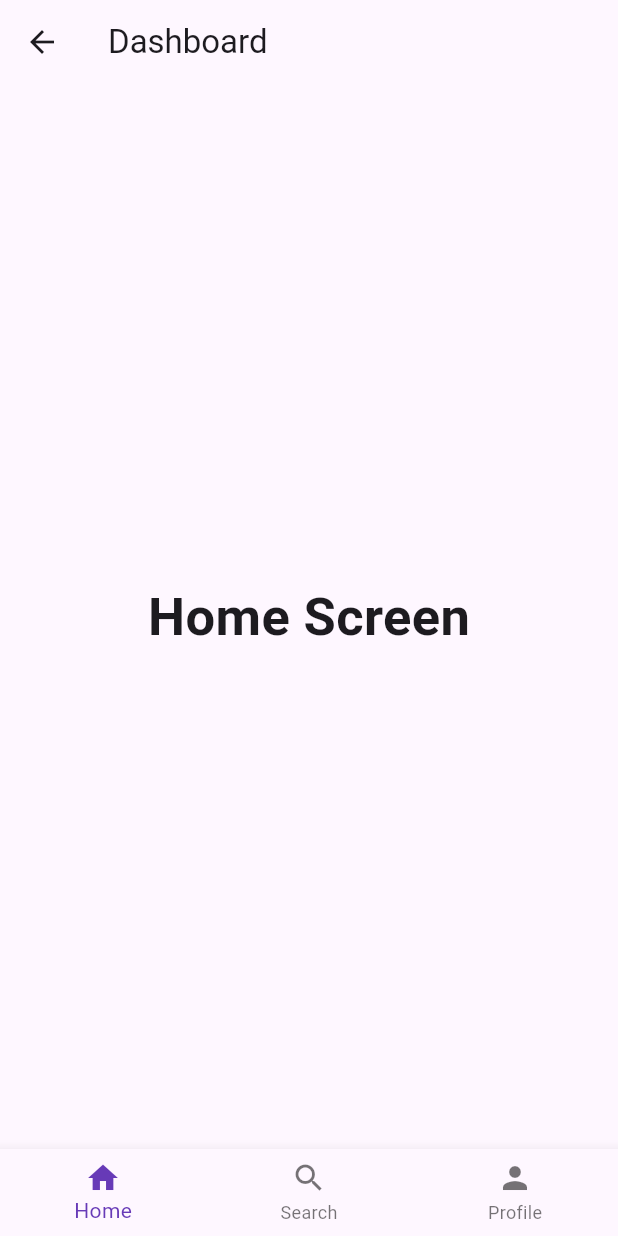
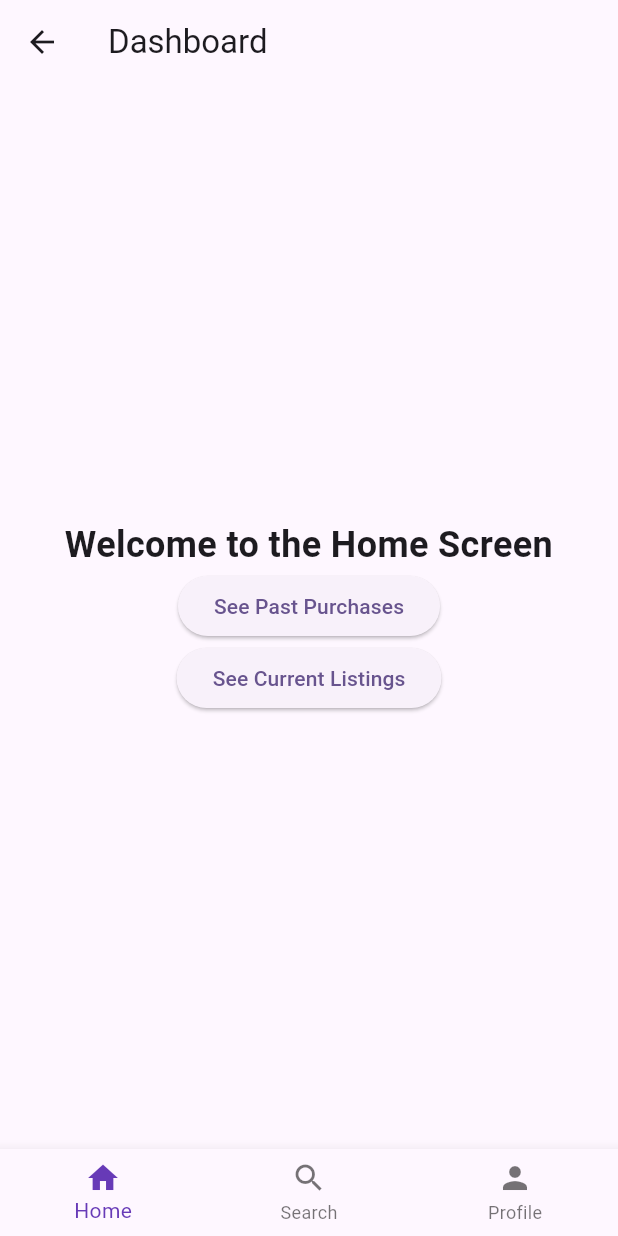
Before and after one commit to patelv712/4261Proj, a Flutter app: the screen it shows after launch, after a tap on "Submit", on a phone screen of 412 x 824 dp. Run offline on Flutter 3.47's test engine with Material 3 defaults, Android fonts, the phone set to English and light mode, and no system bars.

Commit message:
home page

```diff
--- a/proj1/lib/dashboard.dart
+++ b/proj1/lib/dashboard.dart
@@ -9,11 +9,9 @@ class _DashboardScreenState extends State<DashboardScreen> {
   int _selectedIndex = 0;
   TextEditingController _searchController = TextEditingController();
 
-  // Dummy data for profile details
+  // Dummy data for demonstration purposes
   String _username = 'John Doe';
   String _email = 'john.doe@example.com';
-
-  // Dummy list for search functionality
   List<String> _allItems = ['computer', 'pencil', 'shirt', 'desk', 'headphone', 'backpack', 'book'];
   List<String> _searchResults = [];
 
@@ -45,15 +43,38 @@ class _DashboardScreenState extends State<DashboardScreen> {
     super.dispose();
   }
 
-  static List<Widget> _widgetOptions(dynamic searchResults, TextEditingController searchController, String username, String email) {
-    Widget homeWidget = Text('Home Screen', style: TextStyle(fontSize: 35, fontWeight: FontWeight.bold));
+  Widget homeWidget() {
+    return Column(
+      mainAxisAlignment: MainAxisAlignment.center,
+      children: [
+        Text(
+          'Welcome to the Home Screen',
+          style: TextStyle(fontSize: 24, fontWeight: FontWeight.bold),
+          textAlign: TextAlign.center,
+        ),
+        ElevatedButton(
+          child: Text('See Past Purchases'),
+          onPressed: () {
+            // Implement your navigation or functionality here
+          },
+        ),
+        ElevatedButton(
+          child: Text('See Current Listings'),
+          onPressed: () {
+            // Implement your navigation or functionality here
+          },
+        ),
+      ],
+    );
+  }
 
-    Widget searchWidget = Column(
+  Widget searchWidget() {
+    return Column(
       children: [
         Padding(
           padding: const EdgeInsets.all(16.0),
           child: TextField(
-            controller: searchController,
+            controller: _searchController,
             decoration: InputDecoration(
               labelText: 'Search',
               suffixIcon: Icon(Icons.search),
@@ -62,18 +83,20 @@ class _DashboardScreenState extends State<DashboardScreen> {
         ),
         Expanded(
           child: ListView.builder(
-            itemCount: searchResults.length,
+            itemCount: _searchResults.length,
             itemBuilder: (context, index) {
               return ListTile(
-                title: Text(searchResults[index]),
+                title: Text(_searchResults[index]),
               );
             },
           ),
         ),
       ],
     );
+  }
 
-    Widget profileWidget = Column(
+  Widget profileWidget() {
+    return Column(
       mainAxisAlignment: MainAxisAlignment.center,
       crossAxisAlignment: CrossAxisAlignment.start,
       children: [
@@ -86,11 +109,11 @@ class _DashboardScreenState extends State<DashboardScreen> {
         ),
         Padding(
           padding: const EdgeInsets.symmetric(horizontal: 16.0, vertical: 8.0),
-          child: Text('Username: $username'),
+          child: Text('Username: $_username'),
         ),
         Padding(
           padding: const EdgeInsets.symmetric(horizontal: 16.0, vertical: 8.0),
-          child: Text('Email: $email'),
+          child: Text('Email: $_email'),
         ),
         Padding(
           padding: const EdgeInsets.symmetric(horizontal: 16.0, vertical: 8.0),
@@ -112,9 +135,9 @@ class _DashboardScreenState extends State<DashboardScreen> {
         ),
       ],
     );
+  }
 
-    return [homeWidget, searchWidget, profileWidget];
-  }
+  List<Widget> get widgetOptions => [homeWidget(), searchWidget(), profileWidget()];
 
   @override
   Widget build(BuildContext context) {
@@ -123,7 +146,7 @@ class _DashboardScreenState extends State<DashboardScreen> {
         title: Text('Dashboard'),
       ),
       body: Center(
-        child: _widgetOptions(_searchResults, _searchController, _username, _email).elementAt(_selectedIndex),
+        child: widgetOptions.elementAt(_selectedIndex),
       ),
       bottomNavigationBar: BottomNavigationBar(
         items: const <BottomNavigationBarItem>[
```
